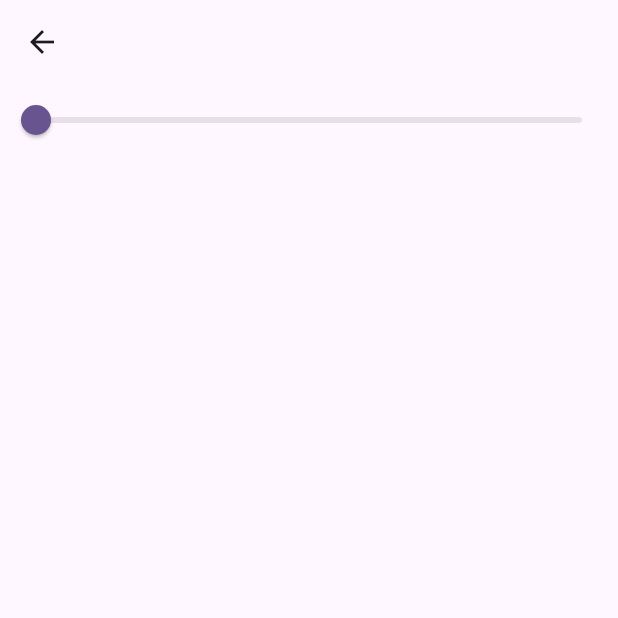
After one commit to pranav-singh-parmar/state_manager_widgets_flutter, a Flutter app: the InheritedNotifierAndChangeNotifierScreen screen opened directly, on a phone screen of 412 x 824 dp, the top half of it. The commit adds this screen. Run offline on Flutter 3.47's test engine with Material 3 defaults, Android fonts, the phone set to English and light mode, and no system bars.

Commit message:
Inherited Notifier and Change Notifier

```diff
--- a/lib/inherited_model.dart/available_colors_widget.dart
+++ b/lib/inherited_model.dart/available_colors_widget.dart
@@ -1,6 +1,6 @@
 import 'package:flutter/material.dart';
 
-import '../utility/extensions.dart' show Log;
+import '../utility/nonui_extensions.dart' show Log;
 
 enum AvailableColors { one, two }
 
--- a/lib/inherited_model.dart/color_widget.dart
+++ b/lib/inherited_model.dart/color_widget.dart
@@ -1,6 +1,6 @@
 import 'package:flutter/material.dart';
 
-import '../utility/extensions.dart';
+import '../utility/nonui_extensions.dart' show Log;
 import 'available_colors_widget.dart';
 
 class ColorWidget extends StatelessWidget {
--- a/lib/inherited_model.dart/inherited_model_screen.dart
+++ b/lib/inherited_model.dart/inherited_model_screen.dart
@@ -1,6 +1,6 @@
 import 'package:flutter/material.dart';
 
-import '../utility/extensions.dart';
+import '../utility/nonui_extensions.dart' show RandomeElement;
 import 'available_colors_widget.dart';
 import 'color_widget.dart';
 
--- /dev/null
+++ b/lib/inherited_notifier_and_change_notifier/inherited_notifier_and_change_notifier_screen.dart
@@ -0,0 +1,53 @@
+import 'package:flutter/material.dart';
+
+import '../utility/ui_extensions.dart' show ExpandEqually;
+import 'slider_data.dart';
+import 'slider_inherited_notifier.dart';
+
+class InheritedNotifierAndChangeNotifierScreen extends StatelessWidget {
+  InheritedNotifierAndChangeNotifierScreen({super.key});
+
+  final sliderData = SliderData();
+
+  @override
+  Widget build(BuildContext context) {
+    return Scaffold(
+      appBar: AppBar(),
+      body: SliderInheritedNotifier(
+        sliderData: sliderData,
+        child: Builder(
+          builder: (context) {
+            return Column(
+              children: [
+                Slider(
+                  value: SliderInheritedNotifier.of(context),
+                  onChanged: (value) {
+                    sliderData.value = value;
+                  },
+                ),
+                Row(
+                  children: [
+                    _container(context: context, color: Colors.yellow),
+                    _container(context: context, color: Colors.blue),
+                  ].expandEqually().toList(),
+                )
+              ],
+            );
+          },
+        ),
+      ),
+    );
+  }
+
+  Widget _container({
+    required BuildContext context,
+    required Color color,
+  }) {
+    return Opacity(
+        opacity: SliderInheritedNotifier.of(context),
+        child: Container(
+          color: color,
+          height: 200,
+        ));
+  }
+}
--- /dev/null
+++ b/lib/inherited_notifier_and_change_notifier/slider_data.dart
@@ -0,0 +1,12 @@
+import 'package:flutter/material.dart';
+
+class SliderData extends ChangeNotifier {
+  double _value = 0.0;
+  double get value => _value;
+  set value(double newValue) {
+    if (newValue != value) {
+      _value = newValue;
+      notifyListeners();
+    }
+  }
+}
--- /dev/null
+++ b/lib/inherited_notifier_and_change_notifier/slider_inherited_notifier.dart
@@ -0,0 +1,18 @@
+import 'package:flutter/material.dart';
+
+import 'slider_data.dart';
+
+class SliderInheritedNotifier extends InheritedNotifier<SliderData> {
+  const SliderInheritedNotifier({
+    super.key,
+    required SliderData sliderData,
+    required super.child,
+  }) : super(notifier: sliderData);
+
+  static double of(BuildContext context) =>
+      context
+          .dependOnInheritedWidgetOfExactType<SliderInheritedNotifier>()
+          ?.notifier
+          ?.value ??
+      0;
+}
--- a/lib/main.dart
+++ b/lib/main.dart
@@ -1,4 +1,5 @@
 import 'package:flutter/material.dart';
+import 'inherited_notifier_and_change_notifier/inherited_notifier_and_change_notifier_screen.dart';
 import 'value_notifier/value_notifier_screen.dart';
 import 'inherited_model.dart/inherited_model_screen.dart';
 import 'inherited_widget/get_date_time.dart';
@@ -21,11 +22,13 @@ class MyApp extends StatelessWidget {
         colorScheme: ColorScheme.fromSeed(seedColor: Colors.deepPurple),
         useMaterial3: true,
       ),
-        // home: const ValueNotifierScreen(),
+      home: const ValueNotifierScreen(),
       // home: GetDateTimeProvider(
       //   provider: GetDateTime(),
       //   child: InheritedWidgetScreen(),
       // )
-        home: InheritedModelScreen());
+      // home: InheritedModelScreen()
+      //home: InheritedNotifierAndChangeNotifierScreen(),
+    );
   }
 }
--- /dev/null
+++ b/lib/utility/ui_extensions.dart
@@ -0,0 +1,5 @@
+import 'package:flutter/material.dart';
+
+extension ExpandEqually on Iterable<Widget> {
+  Iterable<Widget> expandEqually() => map((widget) => Expanded(child: widget));
+}
--- a/lib/value_notifier/add_new_contact_screen.dart
+++ b/lib/value_notifier/add_new_contact_screen.dart
@@ -40,7 +40,7 @@ class _NewContactScreenState extends State<NewContactScreen> {
                 ContactBook().add(contact: contact);
                 Navigator.of(context).pop();
               },
-              child: Text(""))
+              child: Text("Add"))
         ],
       ),
     );
```
Also changed, not shown: lib/utility/nonui_extensions.dart (renamed from lib/utility/extensions.dart). Lines whose indentation alone changed are shown as unchanged.
